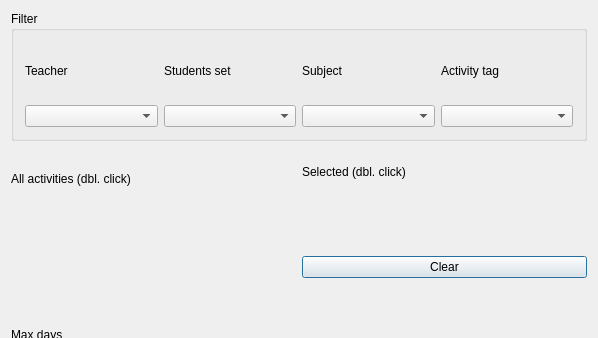
Before: the Qt Designer form src/interface/modifyconstraintmaxdaysbetweenactivitiesform_template.ui in janLo/FET, drawn with Qt 5; both pictures show x 0 to 598 and y 0 to 338 of the 598 by 589 pixel window.
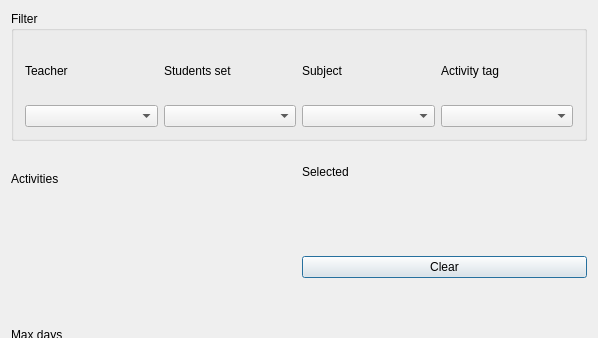
After: the same form once the commit is applied. Custom widgets are drawn as their Qt base class.

The edit to the form file:
```diff
--- a/src/interface/modifyconstraintmaxdaysbetweenactivitiesform_template.ui
+++ b/src/interface/modifyconstraintmaxdaysbetweenactivitiesform_template.ui
@@ -90,7 +90,7 @@
         <enum>QFrame::Plain</enum>
        </property>
        <property name="text">
-        <string>All activities (dbl. click)</string>
+        <string>Activities</string>
        </property>
        <property name="wordWrap">
         <bool>false</bool>
@@ -119,7 +119,7 @@
         <enum>QFrame::Plain</enum>
        </property>
        <property name="text">
-        <string>Selected (dbl. click)</string>
+        <string comment="It refers to a list of selected activities">Selected</string>
        </property>
        <property name="wordWrap">
         <bool>false</bool>
```
Left out of the diff: 2 changed lines with no effect on the pictures.
